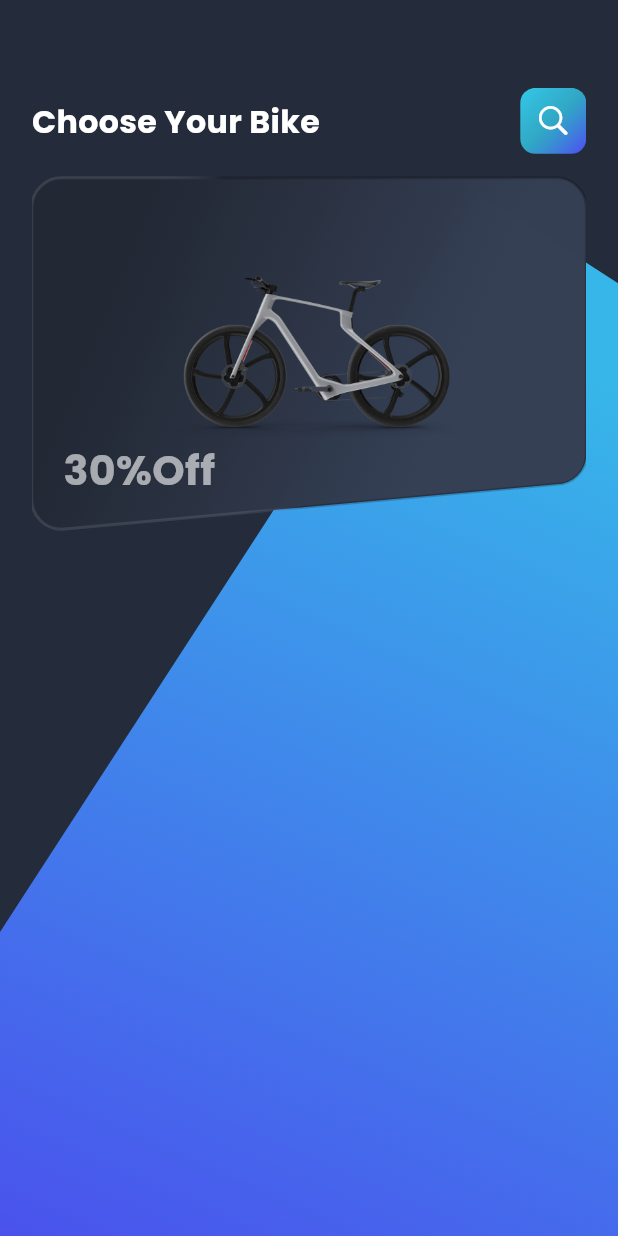
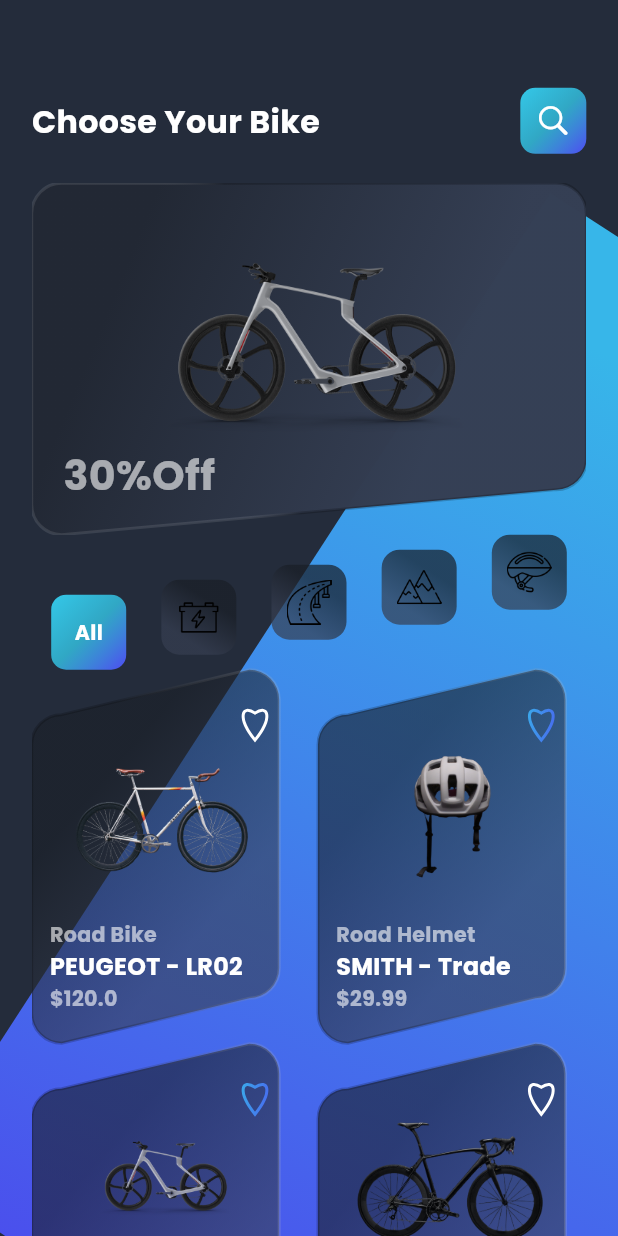
Before and after one commit to AlaaMahrous/bike_shopping_app, a Flutter app: the screen it shows after launch, on a phone screen of 412 x 824 dp. Run offline on Flutter 3.47's test engine with Material 3 defaults, Android fonts, the phone set to English and light mode, and no system bars; our stand-ins replace flutter_screenutil.

Commit message:
finished home screen design

```diff
--- /dev/null
+++ b/lib/models/product_model.dart
@@ -0,0 +1,15 @@
+class ProductModel {
+  final String imageUrl;
+  final String name;
+  final String type;
+  final double price;
+  final bool isFavorite;
+
+  ProductModel({
+    required this.imageUrl,
+    required this.name,
+    required this.type,
+    required this.price,
+    this.isFavorite = false,
+  });
+}
--- a/lib/presentation/screens/home_screen.dart
+++ b/lib/presentation/screens/home_screen.dart
@@ -1,6 +1,8 @@
 import 'package:bike_shopping_app/presentation/widgets/custom_shape.dart';
 import 'package:bike_shopping_app/presentation/widgets/customed_app_bar.dart';
 import 'package:bike_shopping_app/presentation/widgets/home_back_ground_design.dart';
+import 'package:bike_shopping_app/presentation/widgets/item_list.dart';
+import 'package:bike_shopping_app/presentation/widgets/types_row.dart';
 import 'package:flutter/material.dart';
 import 'package:flutter_screenutil/flutter_screenutil.dart';
 
@@ -10,19 +12,28 @@ class HomeScreen extends StatelessWidget {
   @override
   Widget build(BuildContext context) {
     return Scaffold(
-      backgroundColor: Color(0xFF242C3B),
+      backgroundColor: const Color(0xFF242C3B),
       body: Stack(
         children: [
           HomeBackGroundDesign(),
-          Positioned.fill(
-            child: Padding(
-              padding: EdgeInsets.only(top: 60.h, right: 20.w, left: 20.w),
-              child: Stack(
-                children: [
-                  CustomedAppBar(),
-                  Positioned(top: 60, child: CustomShape()),
-                ],
-              ),
+          Padding(
+            padding: EdgeInsets.only(top: 60.h, right: 20.w, left: 20.w),
+            child: Column(
+              children: [
+                CustomedAppBar(),
+                Expanded(
+                  child: SingleChildScrollView(
+                    child: Column(
+                      children: [
+                        SizedBox(height: 20.h),
+                        CustomShape(),
+                        TypesRow(),
+                        ItemList(),
+                      ],
+                    ),
+                  ),
+                ),
+              ],
             ),
           ),
         ],
--- /dev/null
+++ b/lib/presentation/widgets/bike_type_card.dart
@@ -0,0 +1,34 @@
+import 'package:flutter/material.dart';
+
+class BikeTypeCard extends StatelessWidget {
+  const BikeTypeCard({super.key, required this.image});
+  final String image;
+
+  @override
+  Widget build(BuildContext context) {
+    return InkWell(
+      onTap: () {},
+      child: Container(
+        width: 50,
+        height: 50,
+        decoration: BoxDecoration(
+          borderRadius: BorderRadius.circular(12),
+          gradient: LinearGradient(
+            begin: Alignment.topRight,
+            end: Alignment.bottomLeft,
+            stops: [0.2594, 0.6826],
+            colors: [
+              Color.fromRGBO(54, 62, 81, 0.7),
+              Color.fromRGBO(25, 30, 38, 0.7),
+            ],
+            transform: GradientRotation(167.4 * 3.1416 / 180),
+          ),
+        ),
+        child: Padding(
+          padding: const EdgeInsets.all(10),
+          child: Image.asset(image, height: 27, width: 27),
+        ),
+      ),
+    );
+  }
+}
--- /dev/null
+++ b/lib/presentation/widgets/custom_heart.dart
@@ -0,0 +1,25 @@
+import 'package:bike_shopping_app/presentation/widgets/heart_painter.dart';
+import 'package:flutter/material.dart';
+
+class CustomHeart extends StatelessWidget {
+  final double size;
+  final bool fav;
+
+  const CustomHeart({super.key, this.size = 30, required this.fav});
+
+  @override
+  Widget build(BuildContext context) {
+    return SizedBox(
+      width: size,
+      height: size,
+      child: CustomPaint(
+        painter: HeartPainter(
+          size,
+          colors: fav
+              ? const [Color(0xFF4E49F2), Color(0xFF34CAE8)] // الألوان لو مفضل
+              : const [Colors.white, Colors.white],
+        ),
+      ),
+    );
+  }
+}
--- a/lib/presentation/widgets/custom_shape.dart
+++ b/lib/presentation/widgets/custom_shape.dart
@@ -14,10 +14,11 @@ class CustomShape extends StatelessWidget {
           height: 240.h,
           child: CustomPaint(painter: CustomShapePainter()),
         ),
-        Center(
+        Positioned(
+          top: -15.h,
           child: Image.asset(
             'assets/images/bike.png',
-            height: 240.h,
+            height: 250.h,
             width: 360.w,
           ),
         ),
--- /dev/null
+++ b/lib/presentation/widgets/custom_shape_painter2.dart
@@ -0,0 +1,79 @@
+import 'package:flutter/material.dart';
+
+class CustomShapePainter2 extends CustomPainter {
+  @override
+  void paint(Canvas canvas, Size size) {
+    final gradient = LinearGradient(
+      begin: Alignment.topLeft,
+      end: Alignment.bottomRight,
+      transform: GradientRotation(167.4 * 3.14159 / 180),
+      colors: [
+        Color.fromRGBO(54, 62, 81, 0.6),
+        Color.fromRGBO(25, 30, 38, 0.6),
+      ],
+      stops: [0.2594, 0.6826],
+    );
+
+    final backgroundPaint = Paint()
+      ..shader = gradient.createShader(
+        Rect.fromLTWH(0, 0, size.width, size.height),
+      )
+      ..style = PaintingStyle.fill;
+
+    final borderGradient = LinearGradient(
+      begin: Alignment.topLeft,
+      end: Alignment.bottomRight,
+      transform: GradientRotation(125.63 * 3.14159 / 180),
+      colors: [
+        Color.fromRGBO(255, 255, 255, 0.2),
+        Color.fromRGBO(0, 0, 0, 0.2),
+      ],
+      stops: [0.0732, 0.5918],
+    );
+
+    final borderPaint = Paint()
+      ..shader = borderGradient.createShader(
+        Rect.fromLTWH(0, 0, size.width, size.height),
+      )
+      ..style = PaintingStyle.stroke
+      ..strokeWidth = 2.0;
+
+    final path = Path();
+    double cornerRadius = 20.0;
+    double rightSideRaise = 30.0;
+
+    path.moveTo(cornerRadius, rightSideRaise);
+    path.lineTo(size.width - cornerRadius, 0);
+    path.arcToPoint(
+      Offset(size.width, cornerRadius),
+      radius: Radius.circular(cornerRadius),
+      clockwise: true,
+    );
+    path.lineTo(size.width, size.height - cornerRadius);
+    path.arcToPoint(
+      Offset(size.width - cornerRadius, size.height),
+      radius: Radius.circular(cornerRadius),
+      clockwise: true,
+    );
+    path.lineTo(cornerRadius, size.height + rightSideRaise);
+    path.arcToPoint(
+      Offset(0, size.height + rightSideRaise - cornerRadius),
+      radius: Radius.circular(cornerRadius),
+      clockwise: true,
+    );
+    path.lineTo(0, rightSideRaise + cornerRadius);
+    path.arcToPoint(
+      Offset(cornerRadius, rightSideRaise),
+      radius: Radius.circular(cornerRadius),
+      clockwise: true,
+    );
+    path.close();
+
+    canvas.drawPath(path, backgroundPaint);
+
+    canvas.drawPath(path, borderPaint);
+  }
+
+  @override
+  bool shouldRepaint(CustomPainter oldDelegate) => false;
+}
--- /dev/null
+++ b/lib/presentation/widgets/heart_painter.dart
@@ -0,0 +1,46 @@
+import 'dart:math' as math;
+import 'package:flutter/material.dart';
+
+class HeartPainter extends CustomPainter {
+  final double size;
+  final List<Color> colors;
+
+  HeartPainter(
+    this.size, {
+    this.colors = const [Color(0xFF4E49F2), Color(0xFF34CAE8)],
+  });
+
+  @override
+  void paint(Canvas canvas, Size size) {
+    final gradient = LinearGradient(
+      begin: Alignment.topLeft,
+      end: Alignment.bottomRight,
+      transform: GradientRotation(144.6 * math.pi / 180),
+      colors: colors,
+      stops: const [-0.0037, 1.0555],
+    );
+
+    final paint = Paint()
+      ..shader = gradient.createShader(
+        Rect.fromLTWH(0, 0, size.width, size.height),
+      )
+      ..style = PaintingStyle.stroke
+      ..strokeWidth = 2.0;
+
+    final path = Path();
+    final w = size.width;
+    final h = size.height;
+
+    // مسار قلب محسّن
+    path.moveTo(w * 0.5, h * 0.3);
+    path.cubicTo(w * 0.2, h * 0.1, w * 0.1, h * 0.4, w * 0.5, h * 0.9);
+    path.cubicTo(w * 0.9, h * 0.4, w * 0.8, h * 0.1, w * 0.5, h * 0.3);
+
+    path.close();
+
+    canvas.drawPath(path, paint);
+  }
+
+  @override
+  bool shouldRepaint(CustomPainter oldDelegate) => false;
+}
--- a/lib/presentation/widgets/home_back_ground_design.dart
+++ b/lib/presentation/widgets/home_back_ground_design.dart
@@ -8,7 +8,7 @@ class HomeBackGroundDesign extends StatelessWidget {
   Widget build(BuildContext context) {
     return Positioned(
       top: 200.h,
-      left: 65.w,
+      left: 110.w,
       child: Transform.rotate(
         angle: 720,
         child: Opacity(
--- a/lib/presentation/widgets/icon_card.dart
+++ b/lib/presentation/widgets/icon_card.dart
@@ -1,15 +1,18 @@
 import 'package:flutter/material.dart';
 
 class IconCard extends StatelessWidget {
-  const IconCard({super.key, this.child});
+  const IconCard({super.key, this.child, this.height = 44});
 
   final Widget? child;
+  final double height;
 
   @override
   Widget build(BuildContext context) {
-    return Container(
-      width: 44,
-      height: 44,
+    return InkWell(
+      onTap: () {},
+      child: Container(
+        width: height,
+        height: height,
         decoration: BoxDecoration(
           gradient: LinearGradient(
             begin: Alignment.topLeft,
@@ -23,6 +26,7 @@ class IconCard extends StatelessWidget {
           borderRadius: BorderRadius.circular(10),
         ),
         child: Center(child: child),
+      ),
     );
   }
 }
--- /dev/null
+++ b/lib/presentation/widgets/item_card.dart
@@ -0,0 +1,39 @@
+import 'package:bike_shopping_app/models/product_model.dart';
+import 'package:bike_shopping_app/presentation/widgets/custom_heart.dart';
+import 'package:bike_shopping_app/presentation/widgets/custom_shape_painter2.dart';
+import 'package:bike_shopping_app/presentation/widgets/item_data.dart';
+import 'package:flutter/material.dart';
+import 'package:flutter_screenutil/flutter_screenutil.dart';
+
+class ItemCard extends StatelessWidget {
+  const ItemCard({super.key, required this.product});
+  final ProductModel product;
+
+  @override
+  Widget build(BuildContext context) {
+    return Stack(
+      children: [
+        SizedBox(
+          width: 165,
+          height: 219,
+          child: CustomPaint(painter: CustomShapePainter2()),
+        ),
+        Positioned(
+          top: 35,
+          left: 0,
+          right: 0,
+          child: Image.asset(product.imageUrl, height: 110.h, width: 120.w),
+        ),
+        Positioned(
+          top: 20,
+          right: 15,
+          child: CustomHeart(fav: product.isFavorite),
+        ),
+        Padding(
+          padding: const EdgeInsets.only(left: 12, bottom: 8),
+          child: ItemData(product: product),
+        ),
+      ],
+    );
+  }
+}
--- /dev/null
+++ b/lib/presentation/widgets/item_data.dart
@@ -0,0 +1,46 @@
+import 'package:bike_shopping_app/models/product_model.dart';
+import 'package:flutter/material.dart';
+import 'package:flutter_screenutil/flutter_screenutil.dart';
+
+class ItemData extends StatelessWidget {
+  const ItemData({super.key, required this.product});
+
+  final ProductModel product;
+
+  @override
+  Widget build(BuildContext context) {
+    return Column(
+      crossAxisAlignment: CrossAxisAlignment.start,
+      mainAxisAlignment: MainAxisAlignment.end,
+      children: [
+        Text(
+          product.name,
+          style: TextStyle(
+            color: Color(0x99FFFFFF),
+            fontFamily: 'Poppins',
+            fontWeight: FontWeight.w500,
+            fontSize: 13.sp,
+          ),
+        ),
+        Text(
+          product.type,
+          style: TextStyle(
+            color: Colors.white,
+            fontFamily: 'Poppins',
+            fontWeight: FontWeight.w500,
+            fontSize: 15.sp,
+          ),
+        ),
+        Text(
+          '\$${product.price}',
+          style: TextStyle(
+            color: Color(0x99FFFFFF),
+            fontFamily: 'Poppins',
+            fontWeight: FontWeight.w500,
+            fontSize: 13.sp,
+          ),
+        ),
+      ],
+    );
+  }
+}
--- /dev/null
+++ b/lib/presentation/widgets/item_list.dart
@@ -0,0 +1,97 @@
+import 'package:bike_shopping_app/models/product_model.dart';
+import 'package:bike_shopping_app/presentation/widgets/item_card.dart';
+import 'package:flutter/material.dart';
+
+class ItemList extends StatelessWidget {
+  ItemList({super.key});
+  final List<ProductModel> products = [
+    ProductModel(
+      imageUrl: 'assets/images/bike2.png',
+      name: 'Road Bike',
+      type: 'PEUGEOT - LR02',
+      price: 120,
+      isFavorite: false,
+    ),
+    ProductModel(
+      imageUrl: 'assets/images/hem.png',
+      name: 'Road Helmet',
+      type: 'SMITH - Trade',
+      price: 29.99,
+      isFavorite: true,
+    ),
+    ProductModel(
+      imageUrl: 'assets/images/bike.png',
+      name: 'Mountain Bike',
+      type: 'TREK - Marlin 7',
+      price: 85.50,
+      isFavorite: true,
+    ),
+    ProductModel(
+      imageUrl: 'assets/images/bike1.png',
+      name: 'Hybrid Bike',
+      type: 'GIANT - Escape 3',
+      price: 74.00,
+      isFavorite: false,
+    ),
+    ProductModel(
+      imageUrl: 'assets/images/bike2.png',
+      name: 'Electric Bike',
+      type: 'Specialized - Turbo Vado',
+      price: 150.00,
+      isFavorite: true,
+    ),
+    ProductModel(
+      imageUrl: 'assets/images/bike1.png',
+      name: 'Folding Bike',
+      type: 'Brompton - M6L',
+      price: 130.99,
+      isFavorite: false,
+    ),
+    ProductModel(
+      imageUrl: 'assets/images/bike.png',
+      name: 'Gravel Bike',
+      type: 'Canyon - Grizl CF SL',
+      price: 99.99,
+      isFavorite: true,
+    ),
+    ProductModel(
+      imageUrl: 'assets/images/hem.png',
+      name: 'Bike Helmet',
+      type: 'GIRO - Register',
+      price: 35.00,
+      isFavorite: false,
+    ),
+    ProductModel(
+      imageUrl: 'assets/images/hem.png',
+      name: 'Helmet Pro',
+      type: 'POC - Ventral Air Spin',
+      price: 58.99,
+      isFavorite: true,
+    ),
+    ProductModel(
+      imageUrl: 'assets/images/hem.png',
+      name: 'Mountain Helmet',
+      type: 'BELL - Super 3R',
+      price: 60.00,
+      isFavorite: false,
+    ),
+  ];
+
+  @override
+  Widget build(BuildContext context) {
+    return GridView.builder(
+      itemCount: products.length,
+      shrinkWrap: true,
+      physics: const NeverScrollableScrollPhysics(),
+      gridDelegate: const SliverGridDelegateWithFixedCrossAxisCount(
+        crossAxisCount: 2,
+        crossAxisSpacing: 12,
+        mainAxisSpacing: 12,
+        childAspectRatio: 165 / 219,
+      ),
+      itemBuilder: (context, index) {
+        return ItemCard(product: products[index]);
+      },
+    );
+  }
+}
--- /dev/null
+++ b/lib/presentation/widgets/types_row.dart
@@ -0,0 +1,60 @@
+import 'package:bike_shopping_app/presentation/widgets/bike_type_card.dart';
+import 'package:bike_shopping_app/presentation/widgets/icon_card.dart';
+import 'package:flutter/material.dart';
+import 'package:flutter_screenutil/flutter_screenutil.dart';
+
+class TypesRow extends StatelessWidget {
+  const TypesRow({super.key});
+
+  @override
+  Widget build(BuildContext context) {
+    return Padding(
+      padding: const EdgeInsets.symmetric(horizontal: 13),
+      child: SizedBox(
+        height: 90,
+        width: double.infinity,
+        child: Row(
+          mainAxisAlignment: MainAxisAlignment.spaceBetween,
+          children: [
+            Column(
+              children: [
+                SizedBox(height: 40),
+                IconCard(
+                  height: 50,
+                  child: Text(
+                    'All',
+                    style: TextStyle(
+                      color: Colors.white,
+                      fontFamily: 'Poppins',
+                      fontWeight: FontWeight.w500,
+                      fontSize: 13.sp,
+                    ),
+                  ),
+                ),
+              ],
+            ),
+            Column(
+              children: [
+                SizedBox(height: 30),
+                BikeTypeCard(image: 'assets/images/accumulator.png'),
+              ],
+            ),
+            Column(
+              children: [
+                SizedBox(height: 20),
+                BikeTypeCard(image: 'assets/images/motorway.png'),
+              ],
+            ),
+            Column(
+              children: [
+                SizedBox(height: 10),
+                BikeTypeCard(image: 'assets/images/mountains.png'),
+              ],
+            ),
+            Column(children: [BikeTypeCard(image: 'assets/images/helmet.png')]),
+          ],
+        ),
+      ),
+    );
+  }
+}
```
Lines whose indentation alone changed are shown as unchanged.
